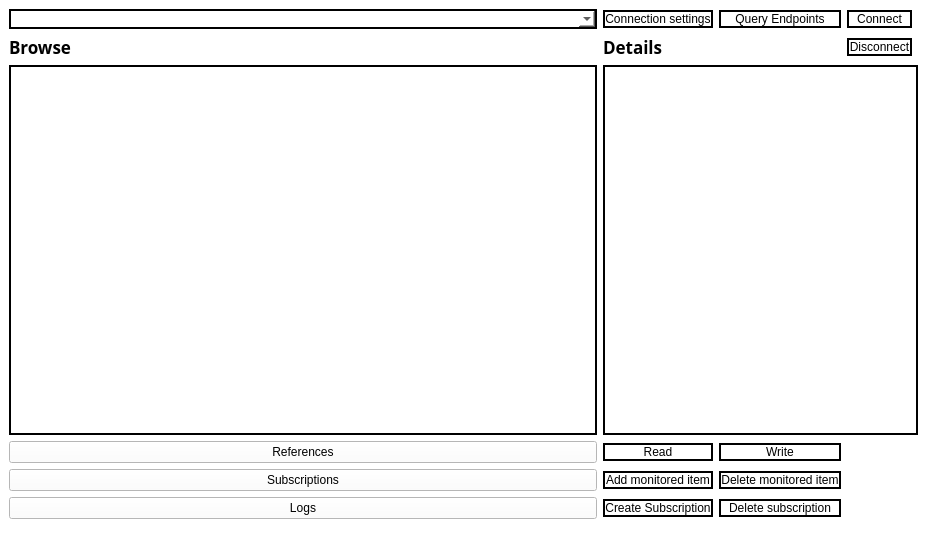
Old version of the form opc-client/mainWindow.ui in the repository alexlocastro/industrial-informatics-opc-ua-python.
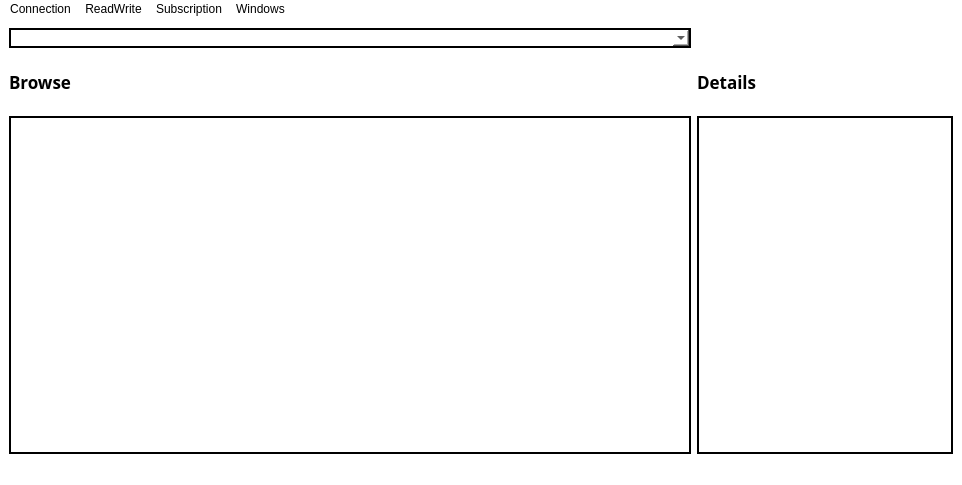
New version of the form.

```diff
--- a/opc-client/mainWindow.ui
+++ b/opc-client/mainWindow.ui
@@ -6,8 +6,8 @@
    <rect>
     <x>0</x>
     <y>0</y>
-    <width>927</width>
-    <height>550</height>
+    <width>962</width>
+    <height>485</height>
    </rect>
   </property>
   <property name="sizePolicy">
@@ -26,52 +26,6 @@
   </property>
   <widget class="QWidget" name="centralwidget">
    <layout class="QGridLayout" name="gridLayout">
-    <item row="5" column="0">
-     <widget class="QLabel" name="label_4">
-      <property name="font">
-       <font>
-        <family>Ubuntu Mono</family>
-        <pointsize>13</pointsize>
-        <weight>75</weight>
-        <bold>true</bold>
-       </font>
-      </property>
-      <property name="text">
-       <string>Browse</string>
-      </property>
-     </widget>
-    </item>
-    <item row="6" column="0" rowspan="5">
-     <widget class="QTreeView" name="treeView">
-      <property name="styleSheet">
-       <string notr="true">border: 2px solid black;
-</string>
-      </property>
-      <property name="editTriggers">
-       <set>QAbstractItemView::NoEditTriggers</set>
-      </property>
-     </widget>
-    </item>
-    <item row="5" column="3">
-     <widget class="QPushButton" name="disconnectButton">
-      <property name="styleSheet">
-       <string notr="true">QPushButton {
-	background-color: white;
-	border: 2px solid black;
-}</string>
-      </property>
-      <property name="text">
-       <string>Disconnect</string>
-      </property>
-     </widget>
-    </item>
-    <item row="16" column="0">
-     <widget class="QPushButton" name="showLogsButton">
-      <property name="text">
-       <string>Logs</string>
-      </property>
-     </widget>
-    </item>
     <item row="2" column="0">
      <widget class="QComboBox" name="addressComboBox">
       <property name="sizePolicy">
@@ -88,53 +42,7 @@
       </property>
      </widget>
     </item>
-    <item row="2" column="2">
-     <widget class="QPushButton" name="endpointsButton">
-      <property name="styleSheet">
-       <string notr="true">QPushButton {
-	background-color: white;
-	border: 2px solid black;
-}</string>
-      </property>
-      <property name="text">
-       <string>Query Endpoints</string>
-      </property>
-     </widget>
-    </item>
-    <item row="2" column="1">
-     <widget class="QPushButton" name="connSettingsButton">
-      <property name="styleSheet">
-       <string notr="true">QPushButton {
-	background-color: white;
-	border: 2px solid black;
-}</string>
-      </property>
-      <property name="text">
-       <string>Connection settings</string>
-      </property>
-     </widget>
-    </item>
-    <item row="12" column="0">
-     <widget class="QPushButton" name="showSubscriptionsButton">
-      <property name="text">
-       <string>Subscriptions</string>
-      </property>
-     </widget>
-    </item>
-    <item row="2" column="3">
-     <widget class="QPushButton" name="connectButton">
-      <property name="styleSheet">
-       <string notr="true">QPushButton {
-	background-color: white;
-	border: 2px solid black;
-}</string>
-      </property>
-      <property name="text">
-       <string>Connect</string>
-      </property>
-     </widget>
-    </item>
-    <item row="5" column="1">
+    <item row="5" column="1" colspan="2">
      <widget class="QLabel" name="label_3">
       <property name="font">
        <font>
@@ -149,98 +57,33 @@
       </property>
      </widget>
     </item>
-    <item row="11" column="0">
-     <widget class="QPushButton" name="showReferencesButton">
-      <property name="text">
-       <string>References</string>
+    <item row="5" column="0">
+     <widget class="QLabel" name="label_4">
+      <property name="font">
+       <font>
+        <family>Ubuntu Mono</family>
+        <pointsize>13</pointsize>
+        <weight>75</weight>
+        <bold>true</bold>
+       </font>
       </property>
-     </widget>
-    </item>
-    <item row="16" column="1">
-     <widget class="QPushButton" name="createSubButton">
-      <property name="styleSheet">
-       <string notr="true">QPushButton {
-	background-color: white;
-	border: 2px solid black;
-}</string>
-      </property>
       <property name="text">
-       <string>Create Subscription</string>
+       <string>Browse</string>
       </property>
      </widget>
     </item>
-    <item row="12" column="1">
-     <widget class="QPushButton" name="subDataChangeButton">
+    <item row="6" column="0" rowspan="6">
+     <widget class="QTreeView" name="treeView">
       <property name="styleSheet">
-       <string notr="true">QPushButton {
-	background-color: white;
-	border: 2px solid black;
-}</string>
+       <string notr="true">border: 2px solid black;
+</string>
       </property>
-      <property name="text">
-       <string>Add monitored item</string>
+      <property name="editTriggers">
+       <set>QAbstractItemView::NoEditTriggers</set>
       </property>
      </widget>
     </item>
-    <item row="11" column="1">
-     <widget class="QPushButton" name="readButton">
-      <property name="sizePolicy">
-       <sizepolicy hsizetype="Minimum" vsizetype="Fixed">
-        <horstretch>0</horstretch>
-        <verstretch>0</verstretch>
-       </sizepolicy>
-      </property>
-      <property name="styleSheet">
-       <string notr="true">QPushButton {
-	background-color: white;
-	border: 2px solid black;
-}</string>
-      </property>
-      <property name="text">
-       <string>Read</string>
-      </property>
-     </widget>
-    </item>
-    <item row="16" column="2">
-     <widget class="QPushButton" name="deleteSubButton">
-      <property name="styleSheet">
-       <string notr="true">QPushButton {
-	background-color: white;
-	border: 2px solid black;
-}</string>
-      </property>
-      <property name="text">
-       <string>Delete subscription</string>
-      </property>
-     </widget>
-    </item>
-    <item row="12" column="2">
-     <widget class="QPushButton" name="unsubDataChangeButton">
-      <property name="styleSheet">
-       <string notr="true">QPushButton {
-	background-color: white;
-	border: 2px solid black;
-}</string>
-      </property>
-      <property name="text">
-       <string>Delete monitored item</string>
-      </property>
-     </widget>
-    </item>
-    <item row="11" column="2">
-     <widget class="QPushButton" name="writeButton">
-      <property name="styleSheet">
-       <string notr="true">QPushButton {
-	background-color: white;
-	border: 2px solid black;
-}</string>
-      </property>
-      <property name="text">
-       <string>Write</string>
-      </property>
-     </widget>
-    </item>
-    <item row="6" column="1" rowspan="5" colspan="4">
+    <item row="6" column="1" rowspan="6" colspan="2">
      <widget class="QTreeView" name="attrView">
       <property name="enabled">
        <bool>true</bool>
@@ -257,6 +100,118 @@
    </layout>
   </widget>
   <widget class="QStatusBar" name="statusbar"/>
+  <widget class="QMenuBar" name="menuBar">
+   <property name="geometry">
+    <rect>
+     <x>0</x>
+     <y>0</y>
+     <width>962</width>
+     <height>26</height>
+    </rect>
+   </property>
+   <widget class="QMenu" name="menuSubscription">
+    <property name="title">
+     <string>Subscription</string>
+    </property>
+    <addaction name="actionCreate_subscription"/>
+    <addaction name="actionDelete_subscription"/>
+    <addaction name="actionCreate_monitored_item"/>
+    <addaction name="actionDelete_monitered_item"/>
+   </widget>
+   <widget class="QMenu" name="menuReadWrite">
+    <property name="title">
+     <string>ReadWrite</string>
+    </property>
+    <addaction name="actionRead"/>
+    <addaction name="actionWrite"/>
+   </widget>
+   <widget class="QMenu" name="menuWindows">
+    <property name="title">
+     <string>Windows</string>
+    </property>
+    <addaction name="actionReferences"/>
+    <addaction name="actionSubscriptions"/>
+    <addaction name="actionLogs"/>
+   </widget>
+   <widget class="QMenu" name="menuConnection">
+    <property name="title">
+     <string>Connection</string>
+    </property>
+    <addaction name="actionConnection_settings"/>
+    <addaction name="actionConnect"/>
+    <addaction name="actionDisconnect"/>
+    <addaction name="actionQuery_endpoints"/>
+   </widget>
+   <addaction name="menuConnection"/>
+   <addaction name="menuReadWrite"/>
+   <addaction name="menuSubscription"/>
+   <addaction name="menuWindows"/>
+  </widget>
+  <action name="actionRead">
+   <property name="text">
+    <string>Read</string>
+   </property>
+  </action>
+  <action name="actionWrite">
+   <property name="text">
+    <string>Write</string>
+   </property>
+  </action>
+  <action name="actionCreate_subscription">
+   <property name="text">
+    <string>Create subscription</string>
+   </property>
+  </action>
+  <action name="actionDelete_subscription">
+   <property name="text">
+    <string>Delete subscription</string>
+   </property>
+  </action>
+  <action name="actionCreate_monitored_item">
+   <property name="text">
+    <string>Create monitored item</string>
+   </property>
+  </action>
+  <action name="actionDelete_monitered_item">
+   <property name="text">
+    <string>Delete monitered item</string>
+   </property>
+  </action>
+  <action name="actionReferences">
+   <property name="text">
+    <string>References</string>
+   </property>
+  </action>
+  <action name="actionSubscriptions">
+   <property name="text">
+    <string>Subscriptions</string>
+   </property>
+  </action>
+  <action name="actionLogs">
+   <property name="text">
+    <string>Logs</string>
+   </property>
+  </action>
+  <action name="actionConnection_settings">
+   <property name="text">
+    <string>Connection settings</string>
+   </property>
+  </action>
+  <action name="actionConnect">
+   <property name="text">
+    <string>Connect</string>
+   </property>
+  </action>
+  <action name="actionDisconnect">
+   <property name="text">
+    <string>Disconnect</string>
+   </property>
+  </action>
+  <action name="actionQuery_endpoints">
+   <property name="text">
+    <string>Query endpoints</string>
+   </property>
+  </action>
  </widget>
  <resources/>
  <connections/>
```
